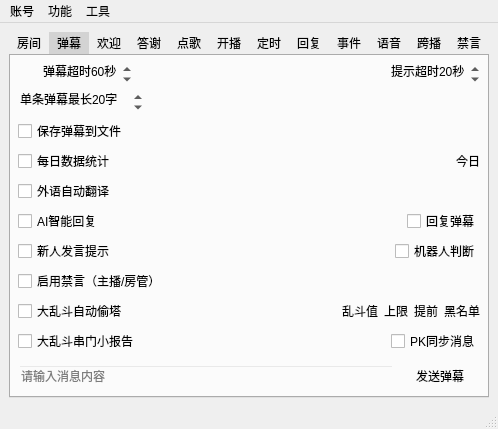
First picture: the form in mainwindow.ui, repository iwxyi/Bilibili-MagicalDanmaku, before the edit.
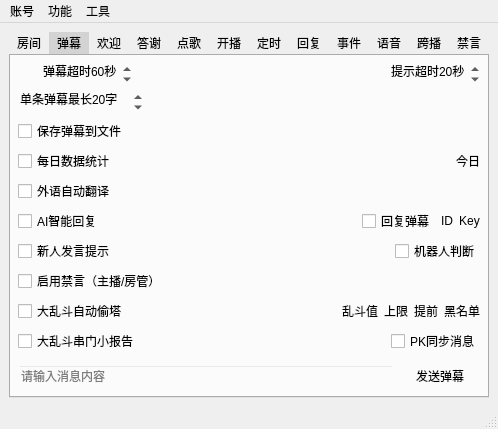
Second picture: the form after the edit. Icons and pictures are not drawn. Custom widgets are drawn as their Qt base class.

The edit to the form file:
```diff
--- a/mainwindow.ui
+++ b/mainwindow.ui
@@ -409,7 +409,7 @@
          </layout>
         </item>
         <item>
-         <layout class="QHBoxLayout" name="horizontalLayout_11" stretch="1,0">
+         <layout class="QHBoxLayout" name="horizontalLayout_11" stretch="1,0,0,0">
           <property name="topMargin">
            <number>0</number>
           </property>
@@ -436,6 +436,40 @@
             </property>
            </widget>
           </item>
+          <item>
+           <widget class="QPushButton" name="AIReplyIdButton">
+            <property name="styleSheet">
+             <string notr="true">QPushButton
+{
+	background: transparent;
+	border: none;
+}</string>
+            </property>
+            <property name="text">
+             <string>ID</string>
+            </property>
+            <property name="flat">
+             <bool>true</bool>
+            </property>
+           </widget>
+          </item>
+          <item>
+           <widget class="QPushButton" name="APReplyKeyButton">
+            <property name="styleSheet">
+             <string notr="true">QPushButton
+{
+	background: transparent;
+	border: none;
+}</string>
+            </property>
+            <property name="text">
+             <string>Key</string>
+            </property>
+            <property name="flat">
+             <bool>true</bool>
+            </property>
+           </widget>
+          </item>
          </layout>
         </item>
         <item>
```
